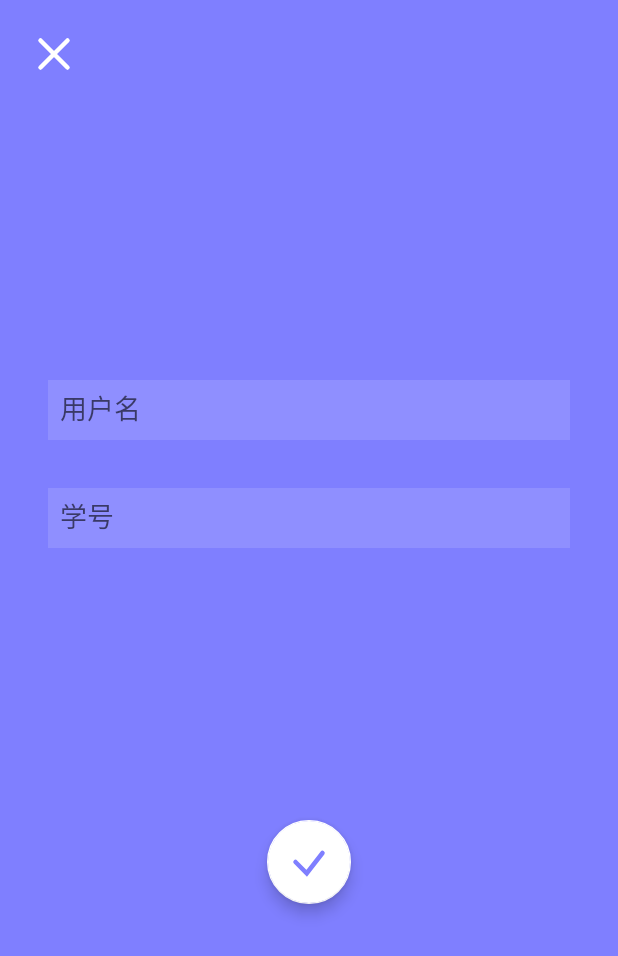
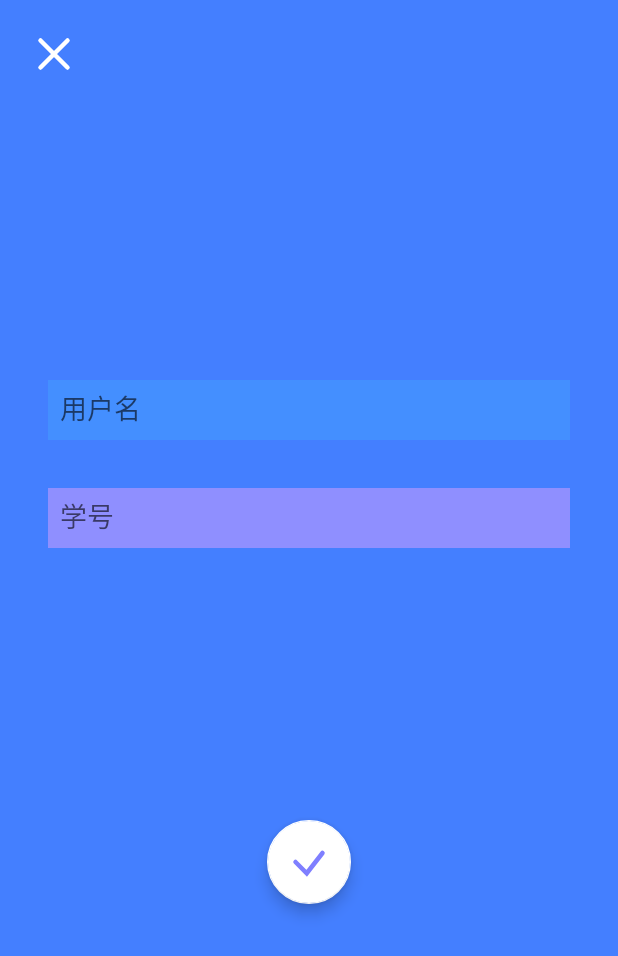
Before and after one commit to c01dkit/MiniTikTok, an Android app: the LoginActivity screen opened directly, with no data from a screen before it, on a phone screen of 412 x 824 dp. Shown: the top 956 px of the screen. Run offline under Robolectric (Android 15) with nearby library versions, the phone set to English and light mode, and no system bars.

```diff
--- a/app/src/main/res/layout/activity_login.xml
+++ b/app/src/main/res/layout/activity_login.xml
@@ -4,7 +4,7 @@
     android:layout_width="match_parent"
     android:layout_height="match_parent"
     xmlns:app="http://schemas.android.com/apk/res-auto"
-    android:background="#7f7fff">
+    android:background="#447fff">
 
     <ImageButton
         android:id="@+id/ib_close"
@@ -24,7 +24,7 @@
         android:textColor="@android:color/background_light"
         android:padding="8dp"
         android:hint="@string/username"
-        android:background="#8f8fff"
+        android:background="#448fff"
         android:layout_margin="32dp"
         app:layout_constraintBottom_toTopOf="@id/fab_submit"
         app:layout_constraintTop_toTopOf="parent" />
```
Also changed, not shown: 7 other files.
